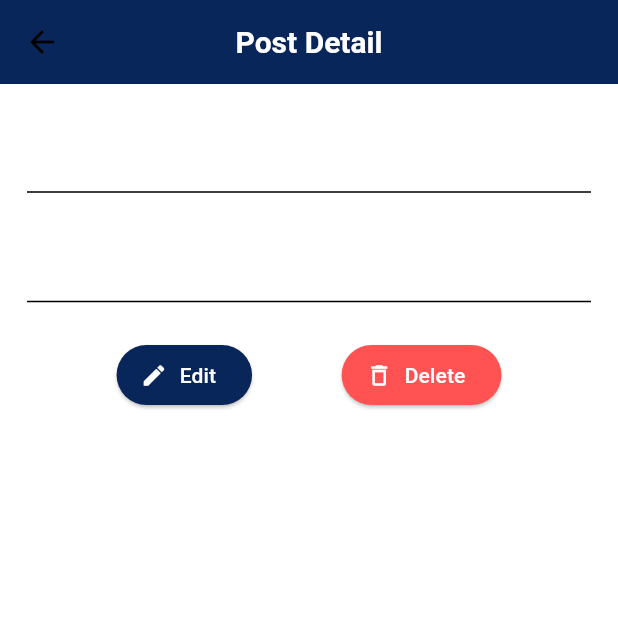
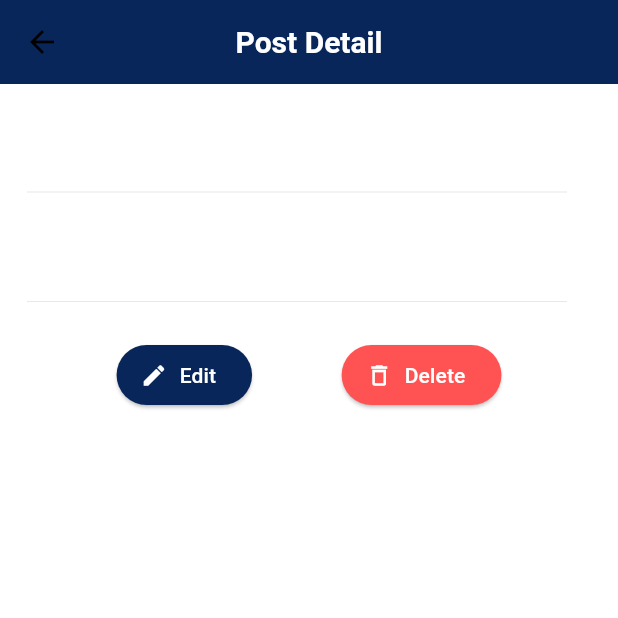
Before and after one commit to FlutterAppmakers/flutter_clean_architecture_posts_app, a Flutter app: the PostDetailPage screen opened directly with empty values, on a phone screen of 412 x 824 dp, the top half of it. Run offline on Flutter 3.47's test engine with Material 3 defaults, Android fonts, the phone set to English and light mode, and no system bars; our stand-ins replace bloc, dartz, equatable, flutter_bloc, get_it, internet_connection_checker and 1 more; accounts and stored records are empty; network calls fail.

```diff
--- a/lib/core/app_theme.dart
+++ b/lib/core/app_theme.dart
@@ -45,6 +45,11 @@ final appTheme = ThemeData(
           iconColor: Colors.white
       ),
     ),
+    dividerTheme: DividerThemeData(
+      color: Colors.grey.shade300,
+      thickness: 0.5,
+      endIndent: 16,
+    ),
     inputDecorationTheme: InputDecorationTheme(
         floatingLabelStyle: TextStyle(color: primaryColor),
         iconColor: secondaryColor,
```
